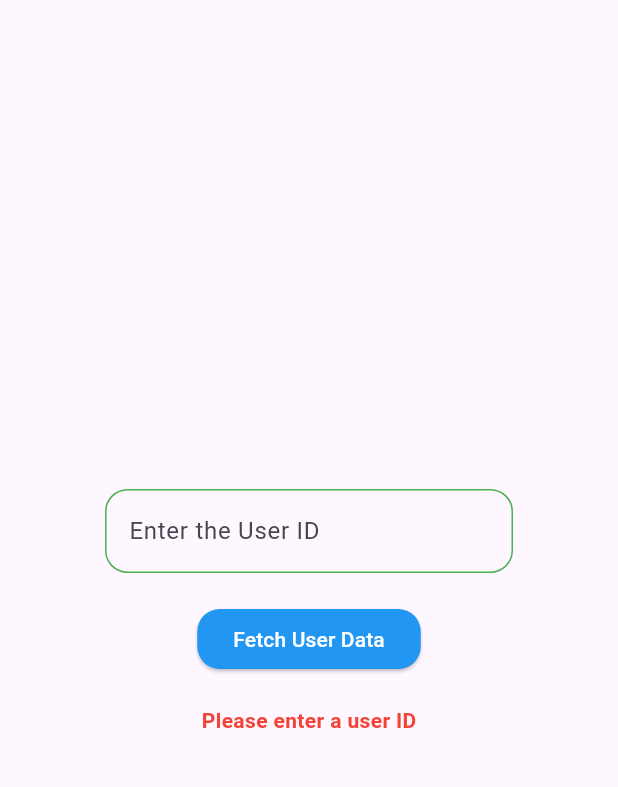
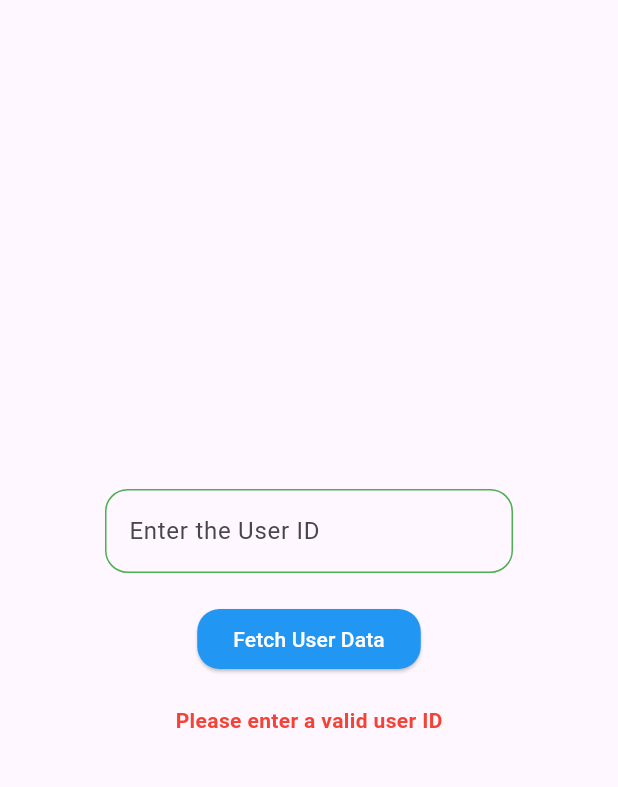
Before and after one commit to Abelboby/Caddyan_Task1, a Flutter app: the screen it shows after launch, after a tap on "Fetch User Data", on a phone screen of 412 x 824 dp, the part 63-850 px from its top. Run offline on Flutter 3.47's test engine with Material 3 defaults, Android fonts, the phone set to English and light mode, and no system bars; accounts and stored records are empty.

Commit message:
Update:try catch in apiresponse and meaningful messages added

```diff
--- a/lib/home.dart
+++ b/lib/home.dart
@@ -24,7 +24,7 @@ class _HomePageState extends State<HomePage> {
   Future<void> fetchUserData() async {
     if (userId.text.trim().isEmpty) {
       setState(() {
-        apierror = "Please enter a user ID";
+        apierror = "Please enter a valid user ID";
         user = null;
       });
       return;
--- a/lib/service.dart
+++ b/lib/service.dart
@@ -7,9 +7,9 @@ class Service {
     try {
       final response = await http.get(Uri.parse(
           'https://2fa0d036-25f8-4bc9-80a4-ff1726e4e097.mock.pstmn.io/caddayn/mock/users/$userId'));
-        return ActorModel.fromJson(jsonDecode(response.body));
+      return ActorModel.fromJson(jsonDecode(response.body));
     } catch (e) {
-      throw "User not found";
+      throw 'Something went wrong';
     }
   }
 }
```
